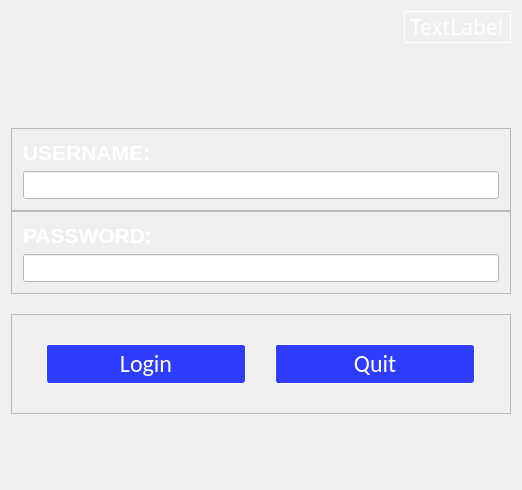
Old version of the form LoginScreen.ui in the repository JustKoshi/QTCinemaProject.
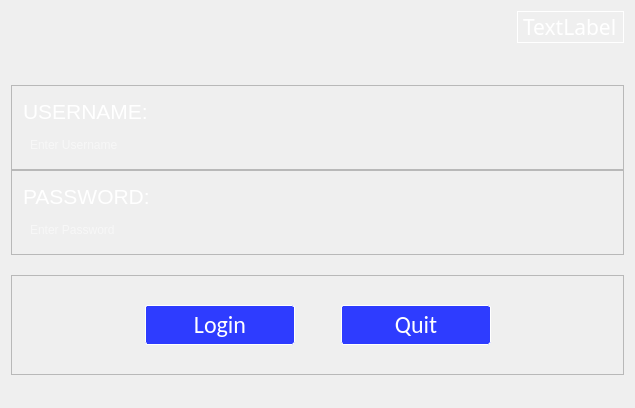
New version of the form. Icons and pictures are not drawn.

Commit message: Projection screen, screening selection prototypes working

```diff
--- a/LoginScreen.ui
+++ b/LoginScreen.ui
@@ -6,10 +6,15 @@
    <rect>
     <x>0</x>
     <y>0</y>
-    <width>520</width>
-    <height>490</height>
+    <width>635</width>
+    <height>408</height>
    </rect>
   </property>
+  <property name="font">
+   <font>
+    <stylestrategy>PreferDefault</stylestrategy>
+   </font>
+  </property>
   <property name="windowTitle">
    <string>LoginScreen</string>
   </property>
@@ -25,7 +30,7 @@
    </property>
    <layout class="QVBoxLayout" name="verticalLayout_4">
     <item>
-     <layout class="QVBoxLayout" name="verticalLayout">
+     <layout class="QVBoxLayout" name="verticalLayout" stretch="0,1,2,2,2,1">
       <property name="spacing">
        <number>0</number>
       </property>
@@ -118,8 +123,8 @@
            <property name="font">
             <font>
              <pointsize>16</pointsize>
-             <bold>true</bold>
              <kerning>true</kerning>
+             <fontweight>Medium</fontweight>
             </font>
            </property>
            <property name="styleSheet">
@@ -140,10 +145,19 @@
           <widget class="QLineEdit" name="lineEdit_Username">
            <property name="styleSheet">
             <string notr="true">QLineEdit{
-padding: 5px;
-	background-color: rgb(255, 255, 255);
+border: none;
+border-bottom: 3px solid rbg(255,255,255);
+background-color: Transparent;
+color: white;
+padding:5px 5px 5px 5px;
+}
+QLineEdit:Focus{
+border:2px solid rgb(255,255,255);
 }</string>
            </property>
+           <property name="placeholderText">
+            <string>Enter Username</string>
+           </property>
           </widget>
          </item>
         </layout>
@@ -184,7 +198,7 @@
            <property name="font">
             <font>
              <pointsize>16</pointsize>
-             <bold>true</bold>
+             <fontweight>Medium</fontweight>
             </font>
            </property>
            <property name="styleSheet">
@@ -205,13 +219,22 @@
           <widget class="QLineEdit" name="lineEdit_Password">
            <property name="styleSheet">
             <string notr="true">QLineEdit{
-padding: 5px;
-	background-color: rgb(255, 255, 255);
+border: none;
+border-bottom: 3px solid rbg(255,255,255);
+background-color: Transparent;
+color: white;
+padding:5px 5px 5px 5px;
+}
+QLineEdit:Focus{
+border:2px solid rgb(255,255,255);
 }</string>
            </property>
            <property name="echoMode">
             <enum>QLineEdit::Password</enum>
            </property>
+           <property name="placeholderText">
+            <string>Enter Password</string>
+           </property>
           </widget>
          </item>
         </layout>
@@ -241,12 +264,25 @@
          <enum>QFrame::Raised</enum>
         </property>
         <layout class="QHBoxLayout" name="horizontalLayout">
+         <item>
+          <spacer name="horizontalSpacer_2">
+           <property name="orientation">
+            <enum>Qt::Horizontal</enum>
+           </property>
+           <property name="sizeHint" stdset="0">
+            <size>
+             <width>40</width>
+             <height>20</height>
+            </size>
+           </property>
+          </spacer>
+         </item>
          <item>
           <widget class="QPushButton" name="pushButton_Login">
            <property name="minimumSize">
             <size>
-             <width>0</width>
-             <height>0</height>
+             <width>150</width>
+             <height>40</height>
             </size>
            </property>
            <property name="maximumSize">
@@ -276,15 +312,39 @@
 QPushButton:pressed{
 background: rgba(46, 60, 255, 200);
 border: 1px solid white;
-}</string>
+color: white;
+}
+</string>
            </property>
            <property name="text">
             <string>Login</string>
            </property>
           </widget>
          </item>
+         <item>
+          <spacer name="horizontalSpacer">
+           <property name="orientation">
+            <enum>Qt::Horizontal</enum>
+           </property>
+           <property name="sizeType">
+            <enum>QSizePolicy::Maximum</enum>
+           </property>
+           <property name="sizeHint" stdset="0">
+            <size>
+             <width>40</width>
+             <height>20</height>
+            </size>
+           </property>
+          </spacer>
+         </item>
          <item>
           <widget class="QPushButton" name="pushButton_Quit">
+           <property name="minimumSize">
+            <size>
+             <width>150</width>
+             <height>40</height>
+            </size>
+           </property>
            <property name="maximumSize">
             <size>
              <width>200</width>
@@ -312,13 +372,28 @@
 QPushButton:pressed{
 background: rgba(46, 60, 255, 200);
 border: 1px solid white;
-}</string>
+color: white;
+}
+</string>
            </property>
            <property name="text">
             <string>Quit</string>
            </property>
           </widget>
          </item>
+         <item>
+          <spacer name="horizontalSpacer_3">
+           <property name="orientation">
+            <enum>Qt::Horizontal</enum>
+           </property>
+           <property name="sizeHint" stdset="0">
+            <size>
+             <width>40</width>
+             <height>20</height>
+            </size>
+           </property>
+          </spacer>
+         </item>
         </layout>
        </widget>
       </item>
```
Left out of the diff: 4 changed lines with no effect on the pictures. The commit also changes 16 other files.
